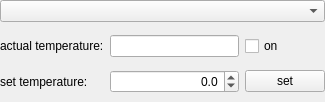
The window that snowgui/snowgui/common/coolercontrollerwidget.ui (AndreasFMueller/AstroPhotography) describes before a commit, drawn with Qt 5.
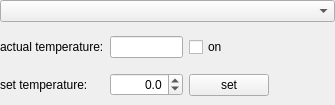
The same window after the commit. Custom widgets are drawn as their Qt base class.

Commit message: add cooler activity indicator

What changed in the file:
```diff
--- a/snowgui/snowgui/common/coolercontrollerwidget.ui
+++ b/snowgui/snowgui/common/coolercontrollerwidget.ui
@@ -6,14 +6,14 @@
    <rect>
     <x>0</x>
     <y>0</y>
-    <width>325</width>
-    <height>102</height>
+    <width>335</width>
+    <height>105</height>
    </rect>
   </property>
   <property name="minimumSize">
    <size>
     <width>0</width>
-    <height>102</height>
+    <height>105</height>
    </size>
   </property>
   <property name="maximumSize">
@@ -107,11 +107,35 @@
         </property>
        </widget>
       </item>
+      <item row="0" column="3" rowspan="2">
+       <widget class="snowgui::CoolerActive" name="activeWidget" native="true">
+        <property name="minimumSize">
+         <size>
+          <width>60</width>
+          <height>60</height>
+         </size>
+        </property>
+        <property name="maximumSize">
+         <size>
+          <width>60</width>
+          <height>16777215</height>
+         </size>
+        </property>
+       </widget>
+      </item>
      </layout>
     </widget>
    </item>
   </layout>
  </widget>
+ <customwidgets>
+  <customwidget>
+   <class>snowgui::CoolerActive</class>
+   <extends>QWidget</extends>
+   <header location="global">CoolerActive.h</header>
+   <container>1</container>
+  </customwidget>
+ </customwidgets>
  <resources/>
  <connections>
  </connections>
```
Left out of the diff: 5 changed lines with no effect on the pictures. The commit also changes 4 other files.
